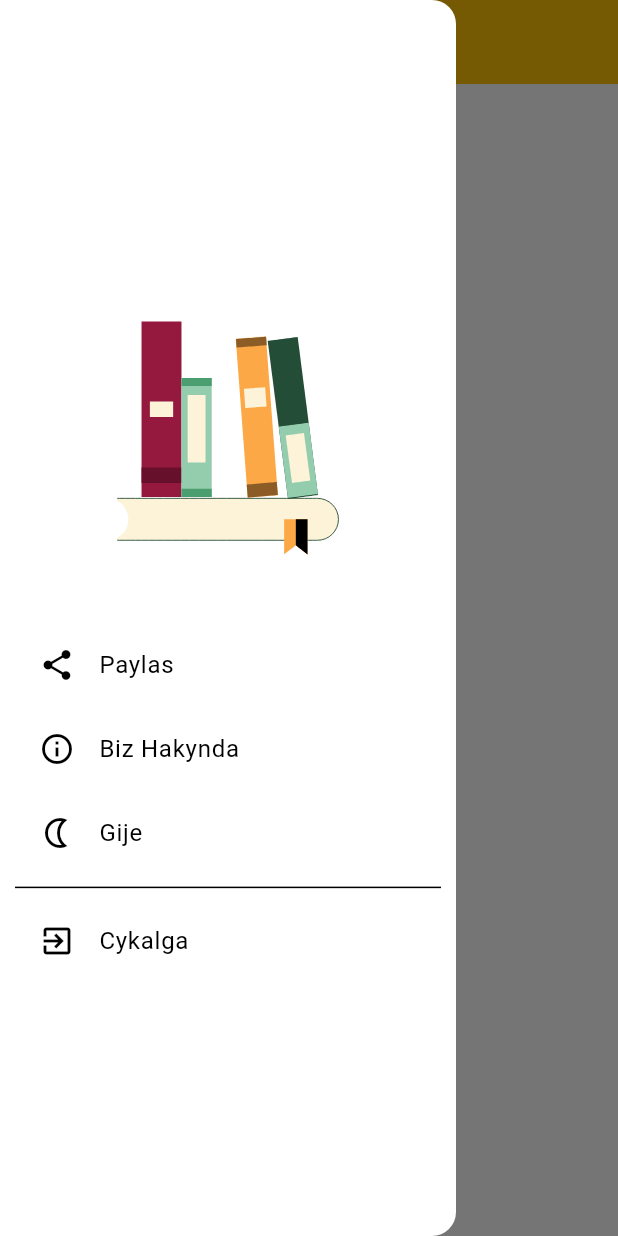
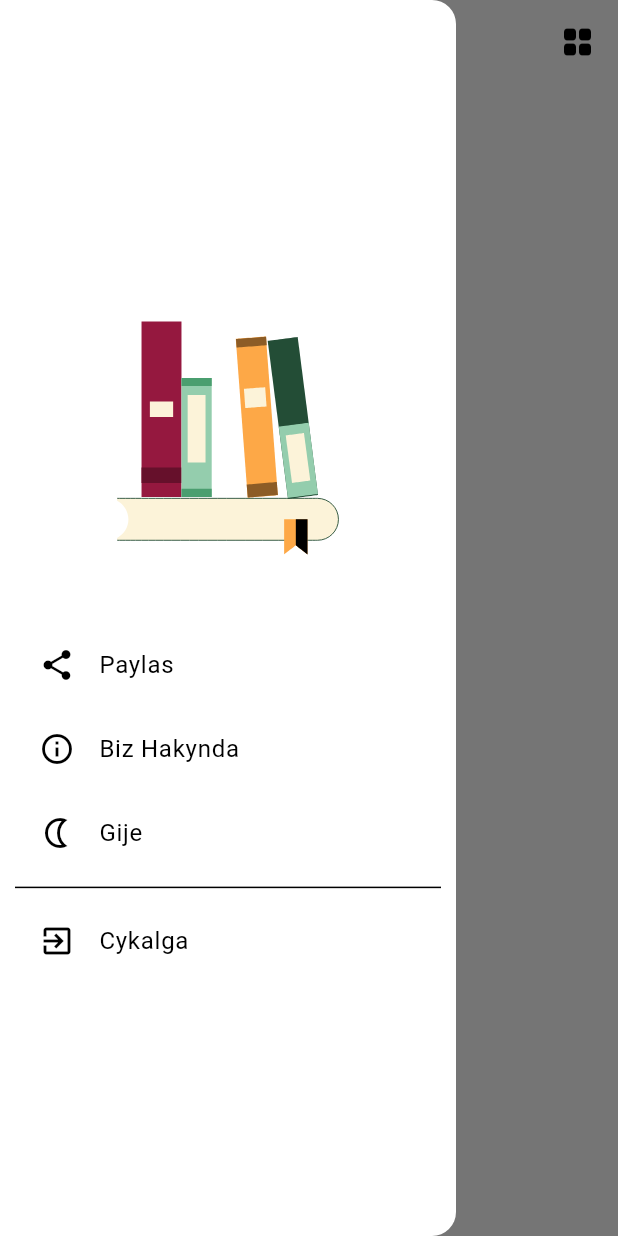
Before and after one commit to Vepa03/kitaplar, a Flutter app: the screen it shows after launch, with the side drawer open, on a phone screen of 412 x 824 dp. Run offline on Flutter 3.47's test engine with Material 3 defaults, Android fonts, the phone set to English and light mode, and no system bars; our stand-ins replace lottie.

Commit message:
gridview goshuldy

```diff
--- a/lib/home_page.dart
+++ b/lib/home_page.dart
@@ -1,5 +1,6 @@
 import 'package:flutter/material.dart';
 import 'package:kitaplar/pages/about_us.dart';
+import 'package:kitaplar/pages/hemmesi.dart';
 import 'package:kitaplar/them_Provider.dart';
 import 'package:lottie/lottie.dart';
 import 'package:provider/provider.dart';
@@ -35,9 +36,20 @@ class _HomePageState extends State<HomePage> {
 
     return Scaffold(
       appBar: AppBar(
-        title: Text("data"),
-        backgroundColor: Colors.amber,
+        title: Text("Kitaplar"),
+        backgroundColor: Theme.of(context).colorScheme.primary,
+        actions: [
+          Padding(
+            padding: const EdgeInsets.only(right: 15.0),
+            child: GestureDetector(
+              onTap: (){
+                Navigator.push(context, MaterialPageRoute(builder: (context)=>Hemmesi()));
+              },
+              child: Icon(Icons.grid_view_rounded)),
+          )
+        ],
       ),
+      backgroundColor: Theme.of(context).colorScheme.background,
       drawer: Drawer(
         child: Padding(
           padding: const EdgeInsets.all(10.0),
--- a/lib/theme.dart
+++ b/lib/theme.dart
@@ -4,6 +4,8 @@ ThemeData lightMode = ThemeData(
   colorScheme: ColorScheme.light(
     brightness: Brightness.light,
     primary: Colors.white70,
+    background: Colors.white,
+
     onPrimary: Colors.white,
     secondary: Colors.blue,
   )
@@ -12,6 +14,7 @@ ThemeData darkMode = ThemeData(
   colorScheme: ColorScheme.dark(
     brightness: Brightness.dark,
     primary: Colors.white30,
+    background: Colors.black26,
     onPrimary: Colors.black54,
     secondary: Colors.purple,
   )
```
Also changed, not shown: lib/pages/hemmesi.dart (added, +15 -0 lines).
